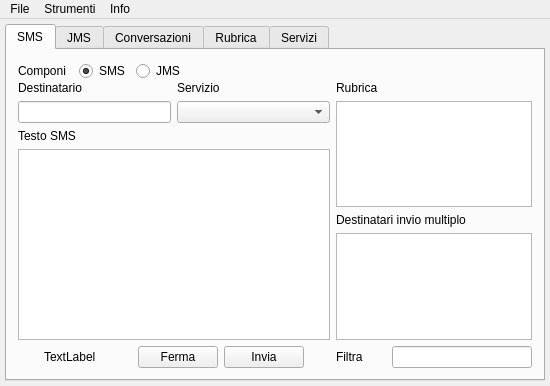
Old version of the form mainjacksms.ui in the repository freesmee/freesmee-desktop.
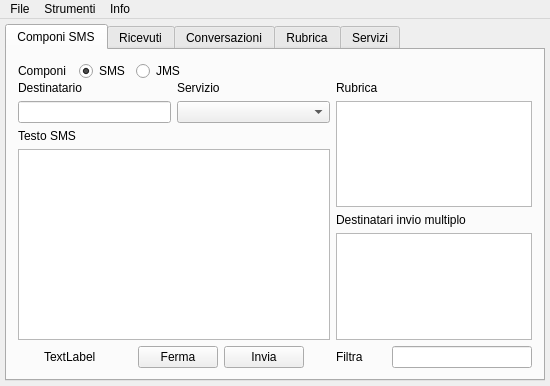
New version of the form. The open tabs and pages were chosen to show the change. Icons and pictures are not drawn.

Commit message:
-Aggiornato sistema di rilevazione e salvataggio statistiche (in particolare aggiunto conteggio globale degli sms inviati x account) -Aggiunto contatore-notifica sul numero di jms ricevuti
extra : convert_revision : svn%3A7363d3a4-9750-e393-0ab5-40250ee986cf/trunk%4036

Diff of the .ui file:
```diff
--- a/mainjacksms.ui
+++ b/mainjacksms.ui
@@ -514,7 +514,7 @@
              <normaloff>:/resource/jacksms_icona_sms_24x24-1.png</normaloff>:/resource/jacksms_icona_sms_24x24-1.png</iconset>
            </attribute>
            <attribute name="title">
-            <string>SMS</string>
+            <string>Componi SMS</string>
            </attribute>
            <layout class="QHBoxLayout" name="horizontalLayout_17">
             <item>
@@ -908,7 +908,7 @@
              <normaloff>:/resource/jacksms_icona_im_24x24-3.png</normaloff>:/resource/jacksms_icona_im_24x24-3.png</iconset>
            </attribute>
            <attribute name="title">
-            <string>JMS</string>
+            <string>Ricevuti</string>
            </attribute>
            <layout class="QHBoxLayout" name="horizontalLayout_26">
             <item>
```
Left out of the diff: 4 changed lines with no effect on the pictures. The commit also changes 11 other files.
